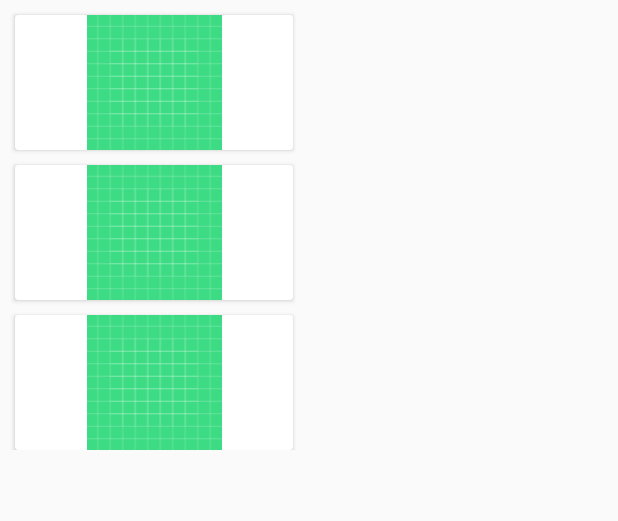
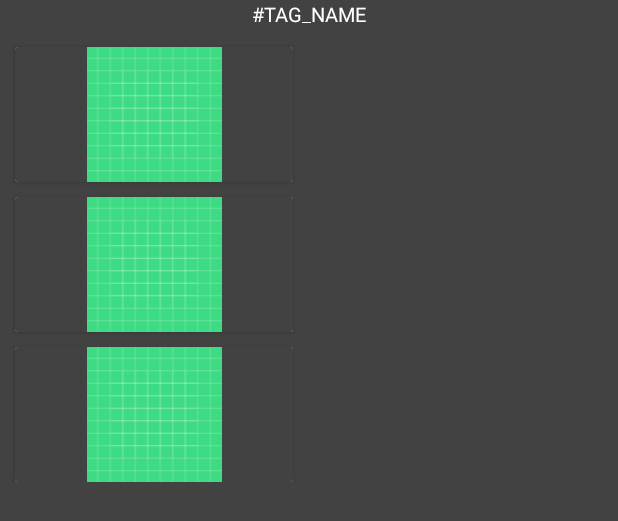
Before and after one commit to albarn512/Android-MVVM-Gif, an Android app: the layout activity_kategori.xml on its own in the app's theme, with its tools: preview values and no code run, on a phone screen of 412 x 824 dp. Shown: the top 521 px of the screen. Run offline under Robolectric (Android 15) with nearby library versions, the phone set to English and light mode, and no system bars.

Commit message:
fix detail activity (alias malesss)

```diff
--- a/app/src/main/java/com/example/gif/adapter/KategoriAdapter.java
+++ b/app/src/main/java/com/example/gif/adapter/KategoriAdapter.java
@@ -52,8 +52,10 @@ public class KategoriAdapter extends RecyclerView.Adapter<KategoriAdapter.ViewHo
             public void onClick(View v) {
                 Intent intent = new Intent(context, IsiActivity.class);
                 context.startActivity(intent);
+
             }
         });
+
     }
 
     @Override
--- a/app/src/main/java/com/example/gif/view/activity/IsiActivity.java
+++ b/app/src/main/java/com/example/gif/view/activity/IsiActivity.java
@@ -8,6 +8,7 @@ import androidx.recyclerview.widget.LinearLayoutManager;
 import androidx.recyclerview.widget.RecyclerView;
 
 import android.os.Bundle;
+import android.widget.TextView;
 
 import com.example.gif.R;
 import com.example.gif.adapter.IsiAdapter;
@@ -20,7 +21,7 @@ public class IsiActivity extends AppCompatActivity {
     private RecyclerView rvIsi;
    private SearchViewModel searchViewModel;
    private IsiAdapter isiAdapter;
-
+    private TextView tvTag;
     @Override
     protected void onCreate(Bundle savedInstanceState) {
         super.onCreate(savedInstanceState);
@@ -29,6 +30,7 @@ public class IsiActivity extends AppCompatActivity {
         isiAdapter = new IsiAdapter(getApplicationContext());
         isiAdapter.notifyDataSetChanged();
 
+        tvTag = findViewById(R.id.activity_k_tv);
         rvIsi = findViewById(R.id.activity_k_rv);
         rvIsi.setLayoutManager(new GridLayoutManager(this, 2));
 
--- /dev/null
+++ b/app/src/main/res/drawable/listw.xml
@@ -0,0 +1,5 @@
+<vector android:height="24dp" android:tint="#FFFFFF"
+    android:viewportHeight="24.0" android:viewportWidth="24.0"
+    android:width="24dp" xmlns:android="http://schemas.android.com/apk/res/android">
+    <path android:fillColor="#FF000000" android:pathData="M3,13h2v-2L3,11v2zM3,17h2v-2L3,15v2zM3,9h2L5,7L3,7v2zM7,13h14v-2L7,11v2zM7,17h14v-2L7,15v2zM7,7v2h14L21,7L7,7z"/>
+</vector>
--- /dev/null
+++ b/app/src/main/res/drawable/trendingw.xml
@@ -0,0 +1,5 @@
+<vector android:height="24dp" android:tint="#FFFFFF"
+    android:viewportHeight="24.0" android:viewportWidth="24.0"
+    android:width="24dp" xmlns:android="http://schemas.android.com/apk/res/android">
+    <path android:fillColor="#FF000000" android:pathData="M1,21h4L5,9L1,9v12zM23,10c0,-1.1 -0.9,-2 -2,-2h-6.31l0.95,-4.57 0.03,-0.32c0,-0.41 -0.17,-0.79 -0.44,-1.06L14.17,1 7.59,7.59C7.22,7.95 7,8.45 7,9v10c0,1.1 0.9,2 2,2h9c0.83,0 1.54,-0.5 1.84,-1.22l3.02,-7.05c0.09,-0.23 0.14,-0.47 0.14,-0.73v-1.91l-0.01,-0.01L23,10z"/>
+</vector>
--- a/app/src/main/res/layout/activity_kategori.xml
+++ b/app/src/main/res/layout/activity_kategori.xml
@@ -1,9 +1,24 @@
 <?xml version="1.0" encoding="utf-8"?>
 <LinearLayout xmlns:android="http://schemas.android.com/apk/res/android"
+    xmlns:tools="http://schemas.android.com/tools"
     android:layout_width="match_parent"
     android:layout_height="match_parent"
-    xmlns:tools="http://schemas.android.com/tools"
+    android:background="@color/cardview_dark_background"
     android:orientation="vertical">
+
+    <TextView
+        android:id="@+id/activity_k_tv"
+        android:layout_width="match_parent"
+        android:layout_height="15dp"
+        android:layout_marginBottom="6dp"
+        android:background="@color/cardview_dark_background"
+        android:ellipsize="end"
+        android:gravity="center_horizontal"
+        android:maxLines="1"
+        android:text="@string/tag_name"
+        android:textAllCaps="true"
+        android:textColor="#ffffff"
+        android:textSize="13sp" />
 
     <androidx.recyclerview.widget.RecyclerView
         android:id="@+id/activity_k_rv"
--- a/app/src/main/res/layout/fragment_kategori.xml
+++ b/app/src/main/res/layout/fragment_kategori.xml
@@ -3,7 +3,8 @@
     xmlns:tools="http://schemas.android.com/tools"
     android:layout_width="match_parent"
     android:layout_height="match_parent"
-    tools:context=".view.fragment.TrendingFragment">
+    tools:context=".view.fragment.TrendingFragment"
+    android:background="@color/cardview_dark_background">
 
     <!-- TODO: Update blank fragment layout -->
     <androidx.recyclerview.widget.RecyclerView
--- a/app/src/main/res/layout/fragment_trending.xml
+++ b/app/src/main/res/layout/fragment_trending.xml
@@ -3,6 +3,7 @@
     xmlns:tools="http://schemas.android.com/tools"
     android:layout_width="match_parent"
     android:layout_height="match_parent"
+    android:background="@color/cardview_dark_background"
     tools:context=".view.fragment.TrendingFragment">
 
     <!-- TODO: Update blank fragment layout -->
@@ -10,7 +11,6 @@
         android:id="@+id/fragmenttrending_rv"
         android:layout_width="match_parent"
         android:layout_height="match_parent"
-        tools:listitem="@layout/item_list"
-        />
+        tools:listitem="@layout/item_list" />
 
 </LinearLayout>
--- a/app/src/main/res/layout/item_list_isi.xml
+++ b/app/src/main/res/layout/item_list_isi.xml
@@ -4,10 +4,11 @@
     android:id="@+id/itemlist_cvi"
     android:layout_width="185dp"
     android:layout_height="90dp"
+    android:layout_marginStart="10dp"
     android:layout_marginLeft="0dp"
-    android:layout_marginStart="10dp"
+    android:layout_marginTop="10dp"
     android:layout_marginEnd="10dp"
-    android:layout_marginTop="10dp">
+    android:background="@color/cardview_dark_background">
 
     <LinearLayout
         android:layout_width="match_parent"
@@ -19,6 +20,7 @@
             android:layout_width="match_parent"
             android:layout_height="match_parent"
             android:layout_weight="1"
+            android:background="@color/cardview_dark_background"
             android:src="@drawable/ic_launcher_background" />
 
     </LinearLayout>
--- a/app/src/main/res/menu/menu_bottomnavbar.xml
+++ b/app/src/main/res/menu/menu_bottomnavbar.xml
@@ -3,12 +3,12 @@
     xmlns:app="http://schemas.android.com/apk/res-auto">
     <item
         android:id="@+id/menu_bottomnav_trending"
-        android:icon="@drawable/trending"
+        android:icon="@drawable/trendingw"
         android:title="Trending"
         app:showAsAction="ifRoom" />
     <item
         android:id="@+id/menu_bottomnav_kategori"
-        android:icon="@drawable/kategori"
+        android:icon="@drawable/listw"
         android:title="Kategori"
         app:showAsAction="ifRoom" />
 </menu>
```
Also changed, not shown: app/src/main/res/layout/activity_main.xml (+5 -5 lines), app/src/main/res/layout/item_list.xml (+6 -4 lines), app/src/main/res/layout/item_list_kategori.xml (+11 -10 lines).
